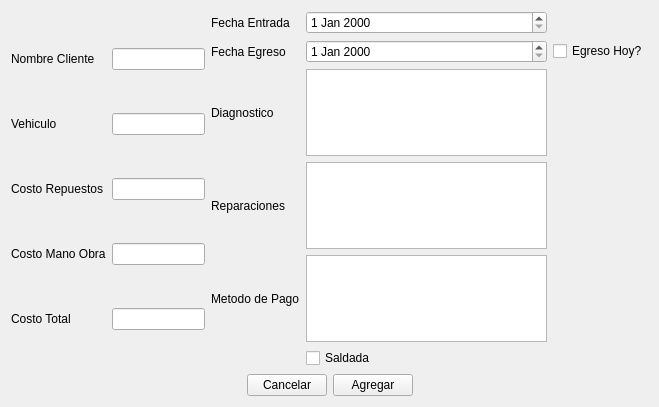
Above: views/Views ui/newWork.ui from ValenDD/Desktop_app_mechanical_workshop before the change. Below: the same form after it.
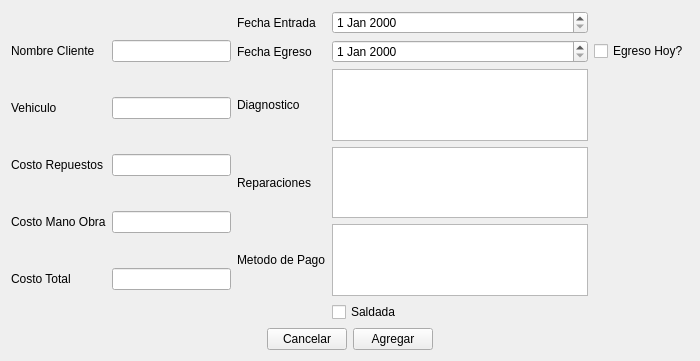
That is the form after the change.

```diff
--- a/views/Views ui/newWork.ui
+++ b/views/Views ui/newWork.ui
@@ -6,8 +6,8 @@
    <rect>
     <x>0</x>
     <y>0</y>
-    <width>659</width>
-    <height>407</height>
+    <width>700</width>
+    <height>361</height>
    </rect>
   </property>
   <property name="windowTitle">
```
